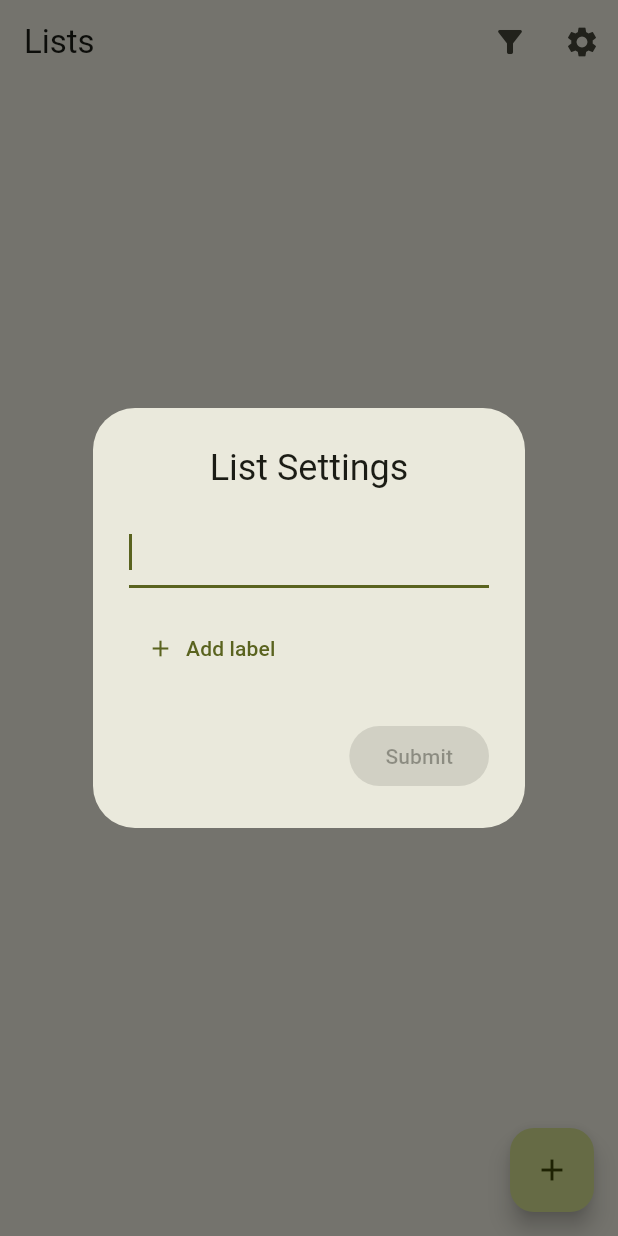
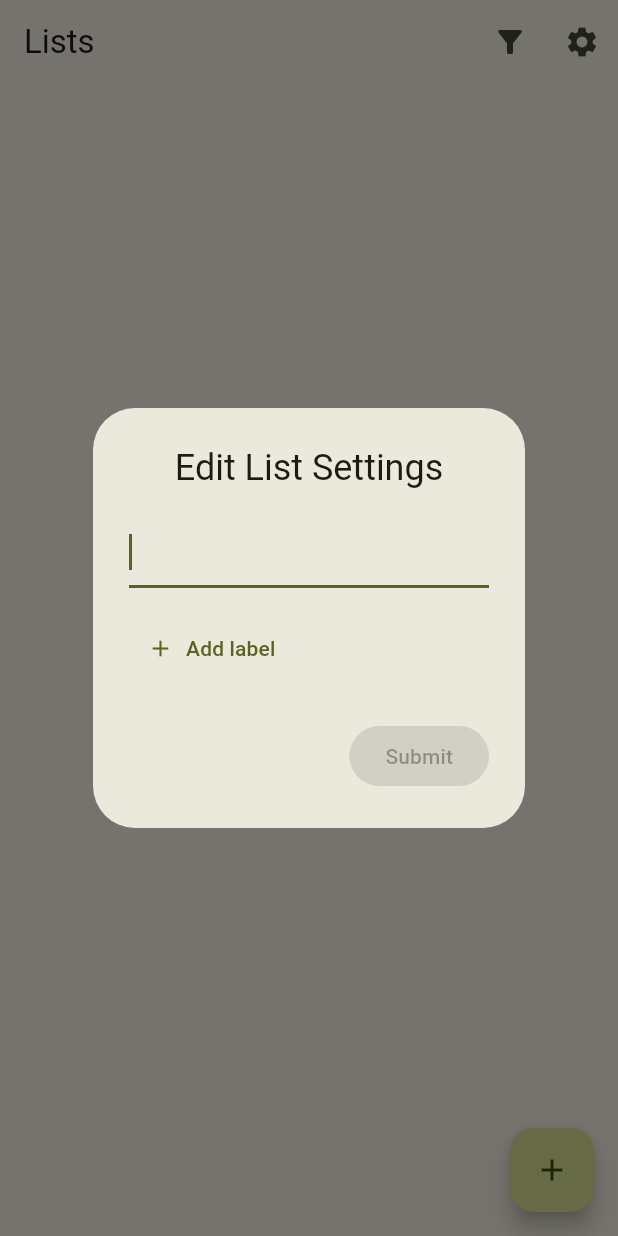
Before and after one commit to Pertempto/Lists, a Flutter app: the screen it shows after launch, after a tap on the "add" icon, on a phone screen of 412 x 824 dp. Run offline on Flutter 3.47's test engine with Material 2 defaults, Android fonts, the light colour scheme and no system bars; our stand-ins replace adaptive_theme, clock, isar, weekday_selector; missing offline and left inert: side_sheet; accounts and stored records are empty; generated files the repository leaves out were written again.

Commit message:
Small rename

```diff
--- a/lib/view/list_settings_dialog.dart
+++ b/lib/view/list_settings_dialog.dart
@@ -34,7 +34,7 @@ class _ListSettingsDialogState extends State<ListSettingsDialog> {
   @override
   Widget build(BuildContext context) {
     return AlertDialog(
-      title: const Text('List Settings', textAlign: TextAlign.center),
+      title: const Text('Edit List Settings', textAlign: TextAlign.center),
       content: Column(
         mainAxisSize: MainAxisSize.min,
         children: [
```
